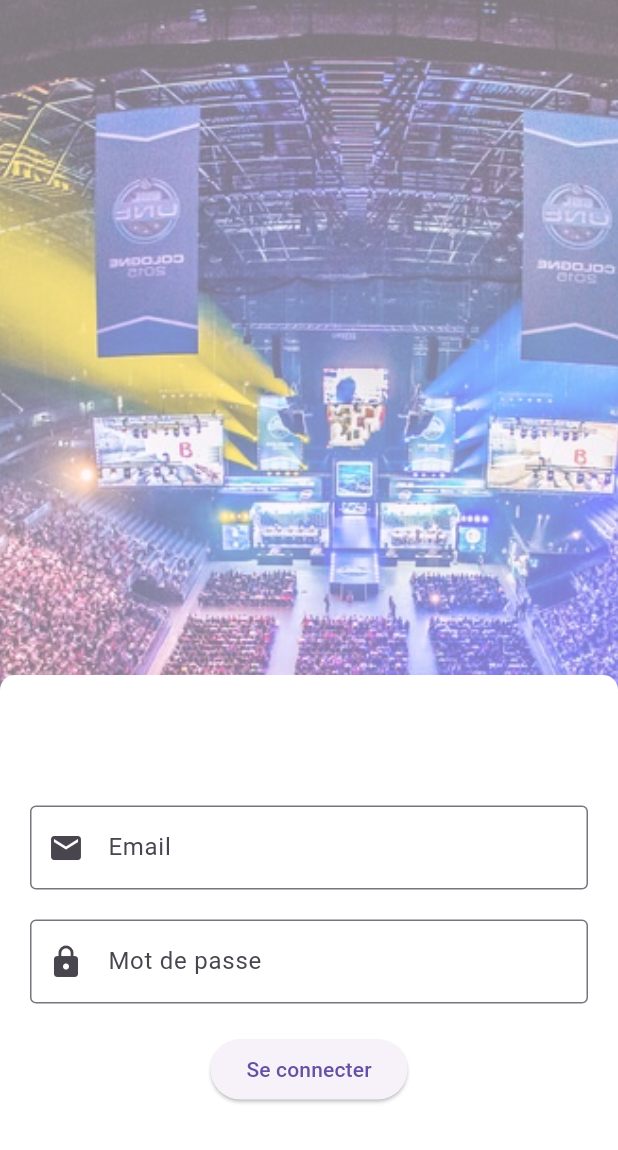
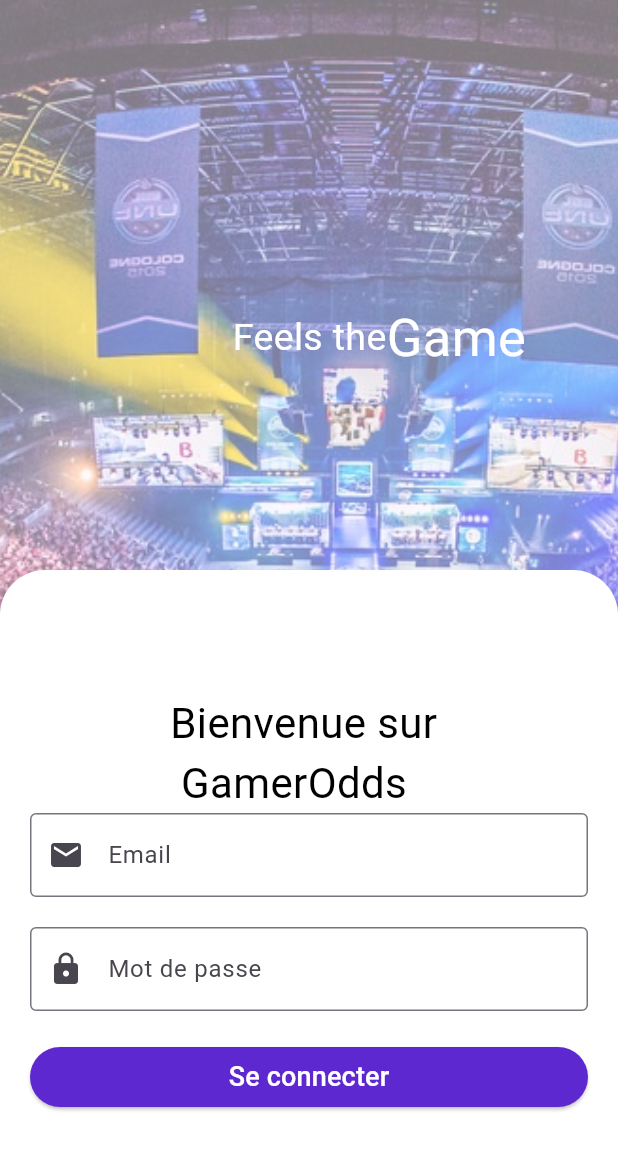
Before and after one commit to nbsidiki/GamerOdds, a Flutter app: the screen it shows after launch, after a tap on "Page de Connexion", on a phone screen of 412 x 824 dp. Shown: the top 1150 px of the screen. Run offline on Flutter 3.47's test engine with Material 3 defaults, Android fonts, the phone set to English and light mode, and no system bars.

Commit message:
final Commit For login

```diff
--- a/lib/ui/connexion_page.dart
+++ b/lib/ui/connexion_page.dart
@@ -22,11 +22,23 @@
                 ),
               ),
               Container(
-                margin: const EdgeInsets.only(bottom: 0.0, top: 450.0),
+                margin: const EdgeInsets.only(top: 200),
+                padding: EdgeInsets.only(left: 155),
+                child: Row(
+                  children: [
+                    Text("Feels the",
+                        style: TextStyle(fontSize: 25, color: Colors.white)),
+                    Text("Game",
+                        style: TextStyle(fontSize: 35, color: Colors.white)),
+                  ],
+                ),
+              ),
+              Container(
+                margin: const EdgeInsets.only(bottom: 0.0, top: 380.0),
                 decoration: const BoxDecoration(
                   borderRadius: BorderRadius.only(
-                      topLeft: Radius.circular(10.0),
-                      topRight: Radius.circular(10.0)),
+                      topLeft: Radius.circular(30.0),
+                      topRight: Radius.circular(30.0)),
                   color: Colors.white,
                 ),
                 child: Expanded(
@@ -37,6 +49,9 @@
                       child: Column(
                         mainAxisAlignment: MainAxisAlignment.center,
                         children: [
+                          const Text('Bienvenue sur \n GamerOdds',
+                              style:
+                                  TextStyle(fontSize: 28, color: Colors.black)),
                           TextFormField(
                             keyboardType: TextInputType.emailAddress,
                             decoration: const InputDecoration(
@@ -68,9 +83,18 @@
                             obscureText: true,
                           ),
                           const SizedBox(height: 20),
-                          ElevatedButton(
-                            onPressed: () {},
-                            child: const Text('Se connecter'),
+                          Container(
+                            width: double.infinity,
+                            child: ElevatedButton(
+                              style: ElevatedButton.styleFrom(
+                                primary: Color(
+                                    0xff5E28D1), // Couleur violette pour le bouton
+                              ),
+                              onPressed: () {},
+                              child: const Text('Se connecter',
+                                  style: TextStyle(
+                                      fontSize: 18, color: Colors.white)),
+                            ),
                           ),
                         ],
                       ),
```
